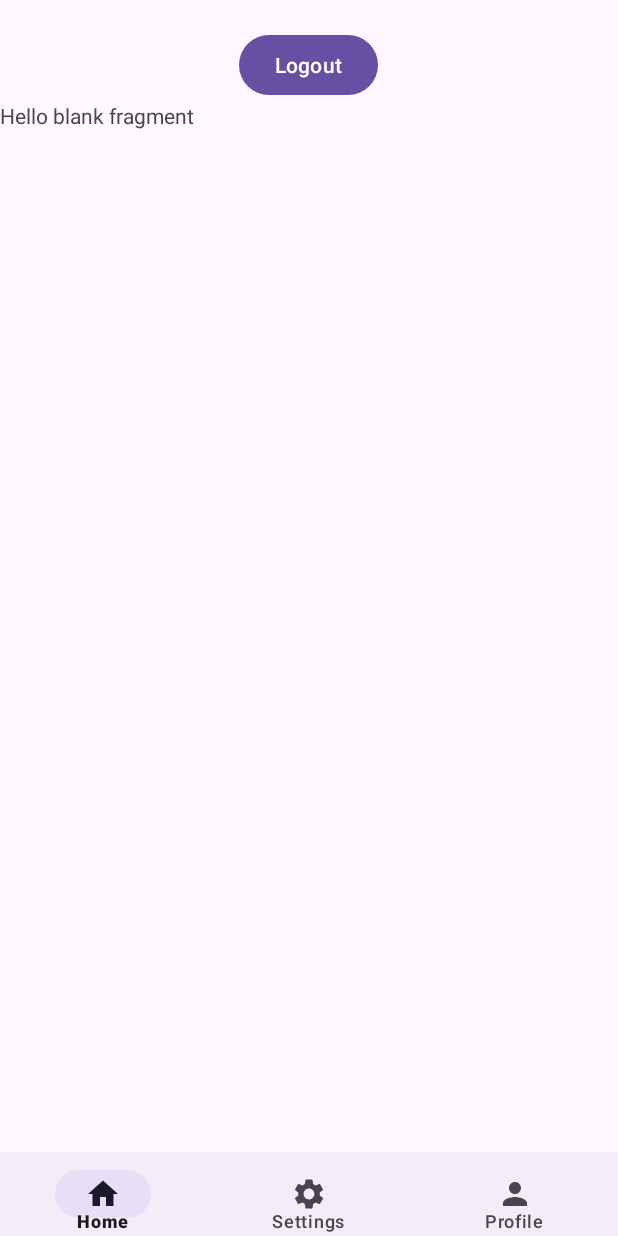
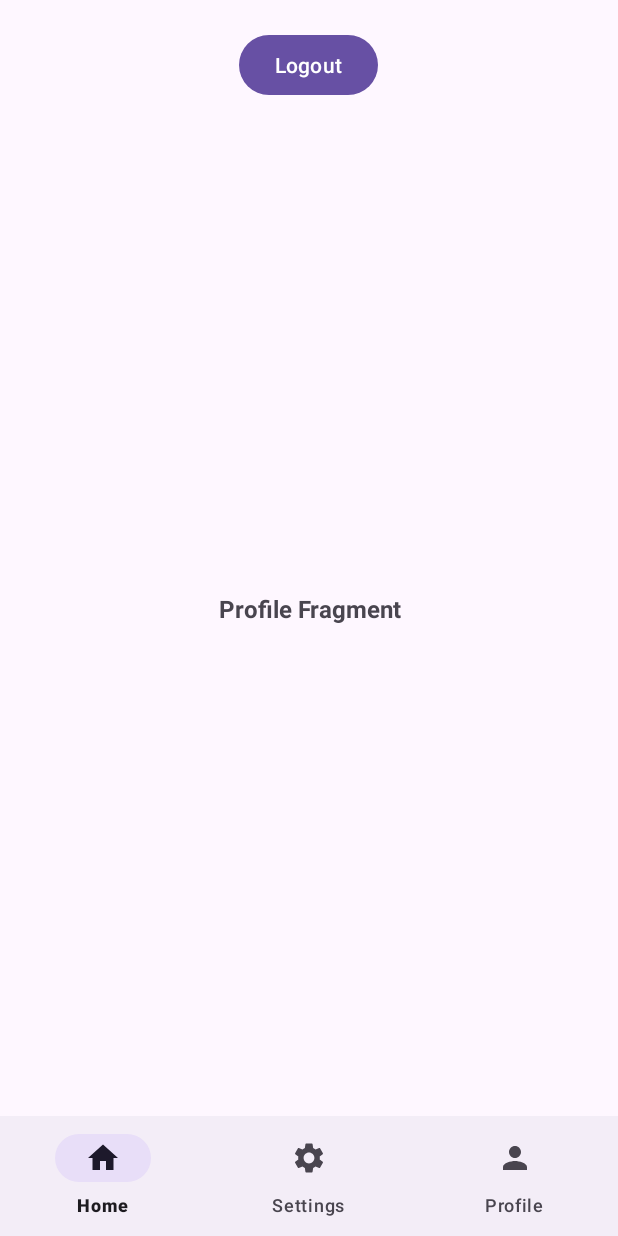
Before and after one commit to iwnlace/firebasetodo, an Android app: the fragment ProfileFragment placed in its activity, on a phone screen of 412 x 824 dp. Run offline under Robolectric (Android 15) with nearby library versions, the phone set to English and light mode, and no system bars; our stand-ins replace Firebase (no records; nobody signed in at launch, a user with empty details on screens opened directly).

Commit message:
di ko na alam Lord ikaw na bahala sakin

```diff
--- a/app/src/main/res/layout/activity_main.xml
+++ b/app/src/main/res/layout/activity_main.xml
@@ -26,15 +26,14 @@
         android:id="@+id/frameLayout"
         android:layout_width="match_parent"
         android:layout_weight="1"
-
-        android:layout_height="match_parent"/>
+        android:layout_height="0dp"/>
 
     <com.google.android.material.bottomnavigation.BottomNavigationView
         android:id="@+id/bottomView"
         app:menu="@menu/bottom_nav_menu"
-        app:itemPaddingBottom="5dp"
+
         android:layout_width="match_parent"
-        android:layout_height="56dp" />
+        android:layout_height="wrap_content" />
 
 
 </LinearLayout>
--- a/app/src/main/res/layout/fragment_profile.xml
+++ b/app/src/main/res/layout/fragment_profile.xml
@@ -9,6 +9,9 @@
     <TextView
         android:layout_width="match_parent"
         android:layout_height="match_parent"
-        android:text="@string/hello_blank_fragment" />
+        android:gravity="center"
+        android:textStyle="bold"
+        android:textSize="16sp"
+        android:text="Profile Fragment" />
 
 </FrameLayout>
--- a/app/src/main/res/layout/fragment_search.xml
+++ b/app/src/main/res/layout/fragment_search.xml
@@ -9,6 +9,9 @@
     <TextView
         android:layout_width="match_parent"
         android:layout_height="match_parent"
-        android:text="@string/hello_blank_fragment" />
+        android:gravity="center"
+        android:textStyle="bold"
+        android:textSize="16sp"
+        android:text="Settings Fragment" />
 
 </FrameLayout>
```
Also changed, not shown: app/src/main/java/com/example/platformbaseddevelopment/MainActivity.java (+24 -15 lines).
